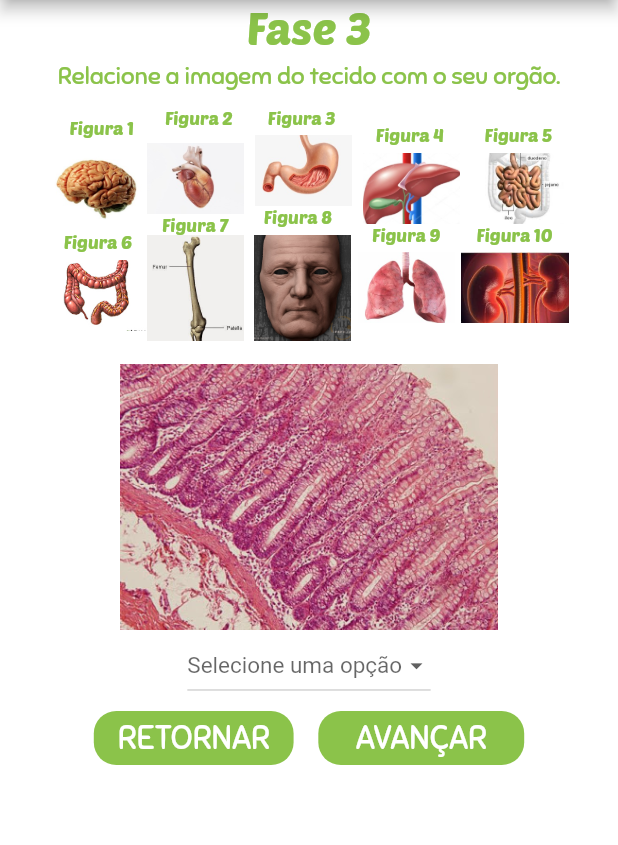
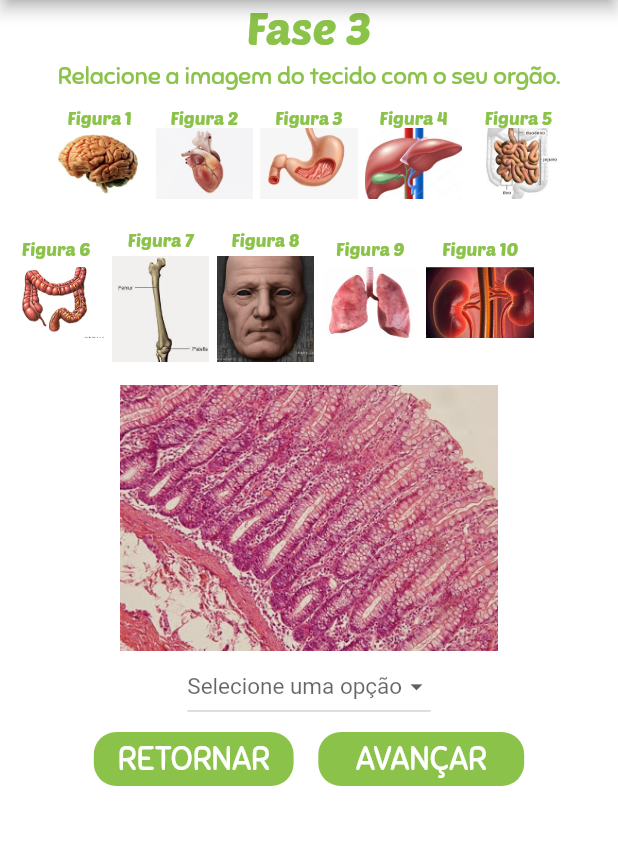
Before and after one commit to ruanblima/bioIntegrada, a Flutter app: the Fase3 screen opened directly, on a phone screen of 412 x 824 dp, the part 84-929 px from its top. Run offline on Flutter 3.47's test engine with Material 2 defaults, Android fonts, the phone set to English and light mode, and no system bars; drawn by our look-alikes of auto_size_text; our stand-ins replace font_awesome_flutter, webview_flutter.

Commit message:
Mudança da logo, e correções de responsividade

```diff
--- a/lib/main.dart
+++ b/lib/main.dart
@@ -67,7 +67,7 @@ class _HomeState extends State<Home> {
                     backgroundColor: Colors.white,
                     maxRadius: _maxValue(size.width * 0.42, 150),
                     child: Image.asset(
-                      "images/bioIntegrada.jpeg",
+                      "images/bioIntegrada.png",
                       fit: BoxFit.cover,
                     ),
                   ),
--- a/lib/pages/fase3.dart
+++ b/lib/pages/fase3.dart
@@ -293,9 +293,9 @@ class _Fase3State extends State<Fase3> {
                         mainAxisAlignment: MainAxisAlignment.center,
                         children: <Widget>[
                           Padding(
-                            padding: EdgeInsets.only(bottom: 5),
+                            padding: EdgeInsets.only(),
                             child: Padding(
-                              padding: EdgeInsets.only(bottom: 5, left: 5),
+                              padding: EdgeInsets.only(),
                               child: AutoSizeText(
                                 "Figura 1",
                                 style: TextStyle(
@@ -312,7 +312,7 @@ class _Fase3State extends State<Fase3> {
                         mainAxisAlignment: MainAxisAlignment.center,
                         children: <Widget>[
                           Padding(
-                            padding: EdgeInsets.only(bottom: 5),
+                            padding: EdgeInsets.only(),
                             child: ConstrainedBox(
                               constraints: BoxConstraints(
                                 maxHeight: 47.36,
@@ -328,6 +328,197 @@ class _Fase3State extends State<Fase3> {
                           ),
                         ],
                       ),
+                    ],
+                  ),
+                  Padding(
+                    padding: EdgeInsets.only(left: 5),
+                    child: Column(
+                      mainAxisAlignment: MainAxisAlignment.center,
+                      children: <Widget>[
+                        Row(
+                          mainAxisAlignment: MainAxisAlignment.center,
+                          children: <Widget>[
+                            Padding(
+                              padding: EdgeInsets.only(),
+                              child: AutoSizeText(
+                                "Figura 2",
+                                style: TextStyle(
+                                    color: Colors.lightGreen,
+                                    fontSize: _maxValue(size.width * 0.02, 10),
+                                    fontFamily: "PoetsenOne"),
+                                maxLines: 1,
+                              ),
+                            ),
+                          ],
+                        ),
+                        Row(
+                          mainAxisAlignment: MainAxisAlignment.center,
+                          children: <Widget>[
+                            Padding(
+                              padding: EdgeInsets.only(),
+                              child: ConstrainedBox(
+                                constraints: BoxConstraints(
+                                  maxHeight: 47.36,
+                                  maxWidth: 64.8,
+                                ),
+                                child: Container(
+                                  child: Image.asset("images/fase3/coracao.png",
+                                      fit: BoxFit.cover,
+                                      height: size.height * 0.08,
+                                      width: size.width * 0.18),
+                                ),
+                              ),
+                            ),
+                          ],
+                        ),
+                      ],
+                    ),
+                  ),
+                  Padding(
+                    padding: EdgeInsets.only(left: 5),
+                    child: Column(
+                      mainAxisAlignment: MainAxisAlignment.center,
+                      children: <Widget>[
+                        Row(
+                          mainAxisAlignment: MainAxisAlignment.center,
+                          children: <Widget>[
+                            Padding(
+                              padding: EdgeInsets.only(),
+                              child: AutoSizeText(
+                                "Figura 3",
+                                style: TextStyle(
+                                    color: Colors.lightGreen,
+                                    fontSize: _maxValue(size.width * 0.02, 10),
+                                    fontFamily: "PoetsenOne"),
+                                maxLines: 1,
+                              ),
+                            ),
+                          ],
+                        ),
+                        Row(
+                          mainAxisAlignment: MainAxisAlignment.center,
+                          children: <Widget>[
+                            Padding(
+                              padding: EdgeInsets.only(),
+                              child: ConstrainedBox(
+                                constraints: BoxConstraints(
+                                  maxHeight: 47.36,
+                                  maxWidth: 64.8,
+                                ),
+                                child: Container(
+                                  child: Image.asset(
+                                      "images/fase3/estomago.jpg",
+                                      fit: BoxFit.cover,
+                                      height: size.height * 0.08,
+                                      width: size.width * 0.18),
+                                ),
+                              ),
+                            ),
+                          ],
+                        ),
+                      ],
+                    ),
+                  ),
+                  Padding(
+                    padding: EdgeInsets.only(left: 5),
+                    child: Column(
+                      mainAxisAlignment: MainAxisAlignment.center,
+                      children: <Widget>[
+                        Row(
+                          mainAxisAlignment: MainAxisAlignment.center,
+                          children: <Widget>[
+                            Padding(
+                              padding: EdgeInsets.only(),
+                              child: AutoSizeText(
+                                "Figura 4",
+                                style: TextStyle(
+                                    color: Colors.lightGreen,
+                                    fontSize: _maxValue(size.width * 0.02, 10),
+                                    fontFamily: "PoetsenOne"),
+                                maxLines: 1,
+                              ),
+                            ),
+                          ],
+                        ),
+                        Row(
+                          mainAxisAlignment: MainAxisAlignment.center,
+                          children: <Widget>[
+                            Padding(
+                              padding: EdgeInsets.only(),
+                              child: ConstrainedBox(
+                                constraints: BoxConstraints(
+                                  maxHeight: 47.36,
+                                  maxWidth: 64.8,
+                                ),
+                                child: Container(
+                                  child: Image.asset("images/fase3/figado.jpg",
+                                      fit: BoxFit.cover,
+                                      height: size.height * 0.08,
+                                      width: size.width * 0.18),
+                                ),
+                              ),
+                            ),
+                          ],
+                        ),
+                      ],
+                    ),
+                  ),
+                  Padding(
+                    padding: EdgeInsets.only(left: 5),
+                    child: Column(
+                      mainAxisAlignment: MainAxisAlignment.center,
+                      children: <Widget>[
+                        Row(
+                          mainAxisAlignment: MainAxisAlignment.center,
+                          children: <Widget>[
+                            Padding(
+                              padding: EdgeInsets.only(),
+                              child: AutoSizeText(
+                                "Figura 5",
+                                style: TextStyle(
+                                    color: Colors.lightGreen,
+                                    fontSize: _maxValue(size.width * 0.02, 10),
+                                    fontFamily: "PoetsenOne"),
+                                maxLines: 1,
+                              ),
+                            ),
+                          ],
+                        ),
+                        Row(
+                          mainAxisAlignment: MainAxisAlignment.center,
+                          children: <Widget>[
+                            Padding(
+                              padding: EdgeInsets.only(),
+                              child: ConstrainedBox(
+                                constraints: BoxConstraints(
+                                  maxHeight: 47.36,
+                                  maxWidth: 64.8,
+                                ),
+                                child: Container(
+                                  child: Image.asset(
+                                      "images/fase3/intestinoFino.jpg",
+                                      fit: BoxFit.cover,
+                                      height: size.height * 0.08,
+                                      width: size.width * 0.18),
+                                ),
+                              ),
+                            ),
+                          ],
+                        ),
+                      ],
+                    ),
+                  ),
+                ],
+              ),
+            ),
+            //Row
+            Padding(
+              padding: EdgeInsets.all(5),
+              child: Row(
+                children: <Widget>[
+                  Column(
+                    mainAxisAlignment: MainAxisAlignment.center,
+                    children: <Widget>[
                       Row(
                         mainAxisAlignment: MainAxisAlignment.center,
                         children: <Widget>[
@@ -366,8 +557,9 @@ class _Fase3State extends State<Fase3> {
                       ),
                     ],
                   ),
+                  //Column
                   Padding(
-                    padding: EdgeInsets.only(),
+                    padding: EdgeInsets.only(left: 5),
                     child: Column(
                       mainAxisAlignment: MainAxisAlignment.center,
                       children: <Widget>[
@@ -375,43 +567,7 @@ class _Fase3State extends State<Fase3> {
                           mainAxisAlignment: MainAxisAlignment.center,
                           children: <Widget>[
                             Padding(
-                              padding: EdgeInsets.only(bottom: 5, left: 5),
-                              child: AutoSizeText(
-                                "Figura 2",
-                                style: TextStyle(
-                                    color: Colors.lightGreen,
-                                    fontSize: _maxValue(size.width * 0.02, 10),
-                                    fontFamily: "PoetsenOne"),
-                                maxLines: 1,
-                              ),
-                            ),
-                          ],
-                        ),
-                        Row(
-                          mainAxisAlignment: MainAxisAlignment.center,
-                          children: <Widget>[
-                            Padding(
-                              padding: EdgeInsets.only(top: 5),
-                              child: ConstrainedBox(
-                                constraints: BoxConstraints(
-                                  maxHeight: 47.36,
-                                  maxWidth: 64.8,
-                                ),
-                                child: Container(
-                                  child: Image.asset("images/fase3/coracao.png",
-                                      fit: BoxFit.cover,
-                                      height: size.height * 0.08,
-                                      width: size.width * 0.18),
-                                ),
-                              ),
-                            ),
-                          ],
-                        ),
-                        Row(
-                          mainAxisAlignment: MainAxisAlignment.center,
-                          children: <Widget>[
-                            Padding(
-                              padding: EdgeInsets.only(),
+                              padding: EdgeInsets.only(top: 10),
                               child: AutoSizeText(
                                 "Figura 7",
                                 style: TextStyle(
@@ -426,7 +582,7 @@ class _Fase3State extends State<Fase3> {
                           mainAxisAlignment: MainAxisAlignment.center,
                           children: <Widget>[
                             Padding(
-                              padding: EdgeInsets.only(),
+                              padding: EdgeInsets.only(top: 4),
                               child: ConstrainedBox(
                                 constraints: BoxConstraints(
                                   maxHeight: 71.03,
@@ -435,8 +591,8 @@ class _Fase3State extends State<Fase3> {
                                 child: Container(
                                   child: Image.asset("images/fase3/osso.jpg",
                                       fit: BoxFit.cover,
-                                      height: size.height * 0.12,
-                                      width: size.width * 0.18),
+                                      height: size.height * 0.10,
+                                      width: size.width * 0.16),
                                 ),
                               ),
                             ),
@@ -445,50 +601,17 @@ class _Fase3State extends State<Fase3> {
                       ],
                     ),
                   ),
-                  Column(
+                  //Column
+                  Padding(
+                    padding: EdgeInsets.only(left: 5),
+                    child: Column(
                       mainAxisAlignment: MainAxisAlignment.center,
                       children: <Widget>[
                         Row(
                           mainAxisAlignment: MainAxisAlignment.center,
                           children: <Widget>[
                             Padding(
-                            padding: EdgeInsets.only(bottom: 5, left: 5),
-                            child: AutoSizeText(
-                              "Figura 3",
-                              style: TextStyle(
-                                  color: Colors.lightGreen,
-                                  fontSize: _maxValue(size.width * 0.02, 10),
-                                  fontFamily: "PoetsenOne"),
-                              maxLines: 1,
-                            ),
-                          ),
-                        ],
-                      ),
-                      Row(
-                        mainAxisAlignment: MainAxisAlignment.center,
-                        children: <Widget>[
-                          Padding(
-                            padding: EdgeInsets.only(left: size.width * 0.018),
-                            child: ConstrainedBox(
-                              constraints: BoxConstraints(
-                                maxHeight: 47.36,
-                                maxWidth: 64.8,
-                              ),
-                              child: Container(
-                                child: Image.asset("images/fase3/estomago.jpg",
-                                    fit: BoxFit.cover,
-                                    height: size.height * 0.08,
-                                    width: size.width * 0.18),
-                              ),
-                            ),
-                          ),
-                        ],
-                      ),
-                      Row(
-                        mainAxisAlignment: MainAxisAlignment.center,
-                        children: <Widget>[
-                          Padding(
-                            padding: EdgeInsets.only(bottom: 5),
+                              padding: EdgeInsets.only(top: 10),
                               child: AutoSizeText(
                                 "Figura 8",
                                 style: TextStyle(
@@ -503,7 +626,7 @@ class _Fase3State extends State<Fase3> {
                           mainAxisAlignment: MainAxisAlignment.center,
                           children: <Widget>[
                             Padding(
-                            padding: EdgeInsets.only(left: size.width * 0.015),
+                              padding: EdgeInsets.only(top: 4),
                               child: ConstrainedBox(
                                 constraints: BoxConstraints(
                                   maxHeight: 71.03,
@@ -512,7 +635,7 @@ class _Fase3State extends State<Fase3> {
                                 child: Container(
                                   child: Image.asset("images/fase3/pele.jpg",
                                       fit: BoxFit.cover,
-                                    height: size.height * 0.12,
+                                      height: size.height * 0.10,
                                       width: size.width * 0.18),
                                 ),
                               ),
@@ -521,45 +644,13 @@ class _Fase3State extends State<Fase3> {
                         ),
                       ],
                     ),
-                  Column(
+                  ),
+                  //Column
+                  Padding(
+                    padding: EdgeInsets.only(left: 5),
+                    child: Column(
                       mainAxisAlignment: MainAxisAlignment.center,
                       children: <Widget>[
-                      Row(
-                        mainAxisAlignment: MainAxisAlignment.center,
-                        children: <Widget>[
-                          Padding(
-                            padding: EdgeInsets.only(bottom: 5, left: 5),
-                            child: AutoSizeText(
-                              "Figura 4",
-                              style: TextStyle(
-                                  color: Colors.lightGreen,
-                                  fontSize: _maxValue(size.width * 0.02, 10),
-                                  fontFamily: "PoetsenOne"),
-                              maxLines: 1,
-                            ),
-                          ),
-                        ],
-                      ),
-                      Row(
-                        mainAxisAlignment: MainAxisAlignment.center,
-                        children: <Widget>[
-                          Padding(
-                            padding: EdgeInsets.only(left: size.width * 0.018),
-                            child: ConstrainedBox(
-                              constraints: BoxConstraints(
-                                maxHeight: 47.36,
-                                maxWidth: 64.8,
-                              ),
-                              child: Container(
-                                child: Image.asset("images/fase3/figado.jpg",
-                                    fit: BoxFit.cover,
-                                    height: size.height * 0.08,
-                                    width: size.width * 0.18),
-                              ),
-                            ),
-                          ),
-                        ],
-                      ),
                         Row(
                           mainAxisAlignment: MainAxisAlignment.center,
                           children: <Widget>[
@@ -597,46 +688,13 @@ class _Fase3State extends State<Fase3> {
                         ),
                       ],
                     ),
-                  Column(
+                  ),
+                  //Column
+                  Padding(
+                    padding: EdgeInsets.only(left: 5),
+                    child: Column(
                       mainAxisAlignment: MainAxisAlignment.center,
                       children: <Widget>[
-                      Row(
-                        mainAxisAlignment: MainAxisAlignment.center,
-                        children: <Widget>[
-                          Padding(
-                            padding: EdgeInsets.only(bottom: 5, left: 5),
-                            child: AutoSizeText(
-                              "Figura 5",
-                              style: TextStyle(
-                                  color: Colors.lightGreen,
-                                  fontSize: _maxValue(size.width * 0.02, 10),
-                                  fontFamily: "PoetsenOne"),
-                              maxLines: 1,
-                            ),
-                          ),
-                        ],
-                      ),
-                      Row(
-                        mainAxisAlignment: MainAxisAlignment.center,
-                        children: <Widget>[
-                          Padding(
-                            padding: EdgeInsets.only(left: size.width * 0.018),
-                            child: ConstrainedBox(
-                              constraints: BoxConstraints(
-                                maxHeight: 47.36,
-                                maxWidth: 64.8,
-                              ),
-                              child: Container(
-                                child: Image.asset(
-                                    "images/fase3/intestinoFino.jpg",
-                                    fit: BoxFit.cover,
-                                    height: size.height * 0.08,
-                                    width: size.width * 0.18),
-                              ),
-                            ),
-                          ),
-                        ],
-                      ),
                         Row(
                           mainAxisAlignment: MainAxisAlignment.center,
                           children: <Widget>[
@@ -673,6 +731,7 @@ class _Fase3State extends State<Fase3> {
                           ],
                         ),
                       ],
+                    ),
                   ),
                 ],
               ),
--- a/pubspec.yaml
+++ b/pubspec.yaml
@@ -35,7 +35,7 @@ dev_dependencies:
 flutter_icons:
   android: true
   ios: true
-  image_path: "images/biointegrada.jpeg"
+  image_path: "images/biointegrada.png"
 # For information on the generic Dart part of this file, see the
 # following page: https://dart.dev/tools/pub/pubspec
 
@@ -53,8 +53,6 @@ flutter:
 
   assets:
     - images/bioIntegrada.png
-    - images/bioIntegrada.jpeg
-    - images/biointegradaIcon.png
     - images/fase1/eucariotica.png
     - images/fase1/procariotica.png
     - images/fase2/tecidoConjutivoAdiposo.jpg
```
Also changed, not shown: images/bioIntegrada.jpeg (deleted), images/bioIntegrada.png, images/biointegradaIcon.png (deleted), 5 other files. Lines whose indentation alone changed are shown as unchanged.
